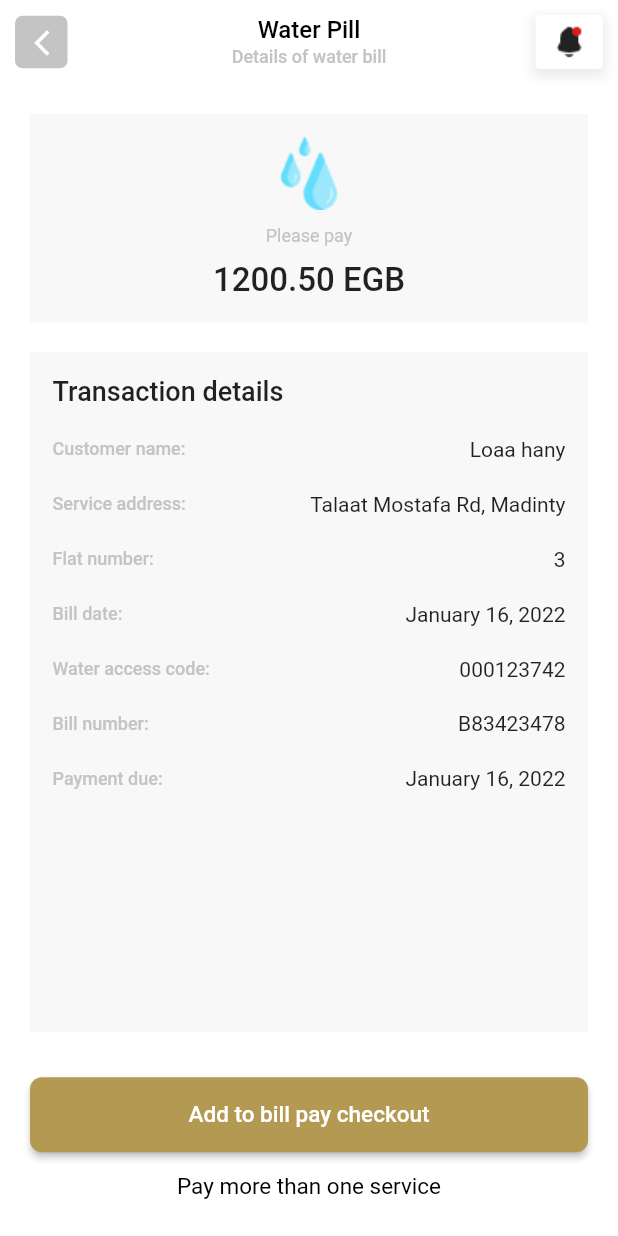
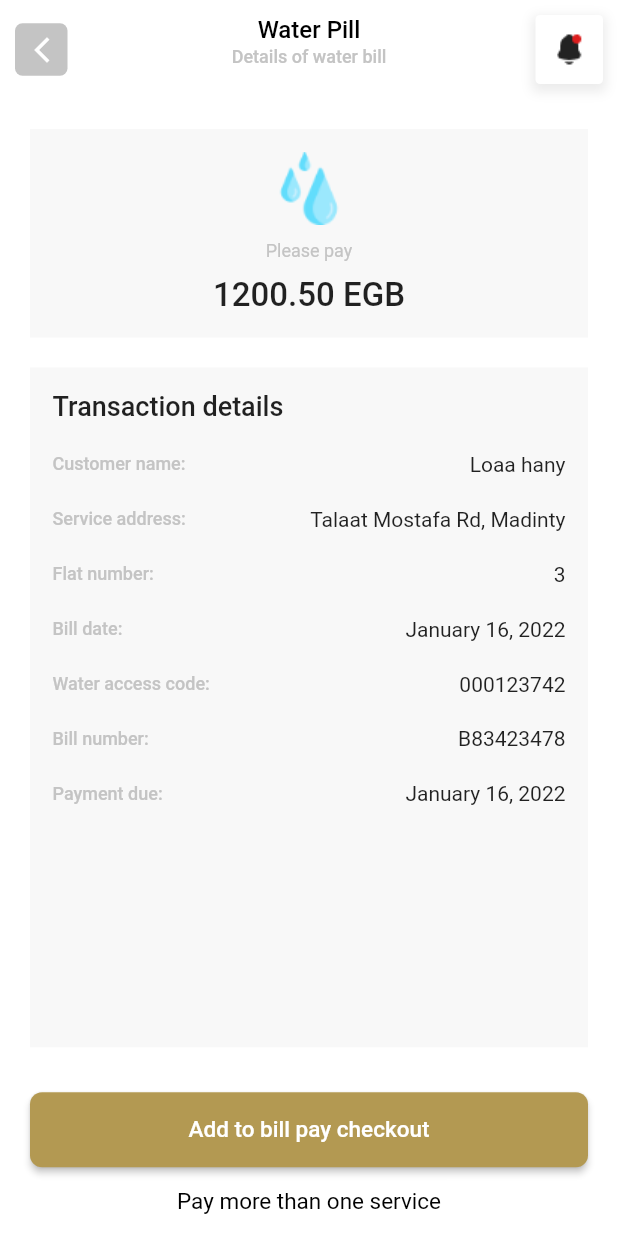
Before and after one commit to AlaaNabilKhalaf/facility_project, a Flutter app: the WaterPill screen opened directly, on a phone screen of 412 x 824 dp. Run offline on Flutter 3.47's test engine with Material 2 defaults, Android fonts, the phone set to English and light mode, and no system bars; our stand-ins replace animated_text_kit, date_picker_timeline, dot_navigation_bar, flutter_rating_bar, flutter_screenutil, font_awesome_flutter and 7 more; missing offline and left inert: wave_transition.

Commit message:
edit payPill size

```diff
--- a/lib/core/utilies/app_router.dart
+++ b/lib/core/utilies/app_router.dart
@@ -25,7 +25,7 @@ abstract class AppRouter{
 
     GoRoute(
       path: '/',
-      builder: (context , state) => const SplashScreen(),
+      builder: (context , state) => const HomeView(),
     ),
 
     GoRoute(
--- /dev/null
+++ b/lib/features/services/presentation/view/widgets/appBar4.dart
@@ -0,0 +1,93 @@
+
+import 'package:flutter/material.dart';
+
+import '../../../../../constants.dart';
+import '../../../../../core/utilies/styles.dart';
+
+
+class AppBarButtom4 extends StatefulWidget  implements PreferredSizeWidget {
+
+  final String text;
+  Widget? columnText;
+  AppBarButtom4({super.key, required this.text,this.columnText});
+
+  @override
+  State<AppBarButtom4> createState() => _AppBarButtom2State();
+
+  @override
+  // TODO: implement preferredSize
+  Size get preferredSize => const Size.fromHeight(kToolbarHeight+10);
+}
+
+class _AppBarButtom2State extends State<AppBarButtom4> {
+  @override
+  Widget build(BuildContext context) {
+    return AppBar(
+      leading: const SizedBox(),
+      elevation: 0,
+      backgroundColor: Colors.transparent,
+      flexibleSpace: Padding(
+        padding: const EdgeInsets.all(10.0),
+        child: Row(
+          children: [
+            Expanded(
+              child: Align(
+                alignment: Alignment.centerLeft,
+                child: Container(
+                  width: 35,
+                  height: 35,
+                  decoration: const BoxDecoration(
+                    color: kSecondaryColor,
+                    borderRadius: BorderRadius.all(Radius.elliptical(5, 5)),
+                  ),
+                  child: IconButton(
+                    icon: const Icon(
+                      Icons.arrow_back_ios_new,
+                      size: 20,
+                      color: Colors.white,
+                      weight: 100.0,
+                    ),
+                    onPressed: () {
+                      Navigator.pop(
+                          context
+                      ); // Replace with the desired navigation action
+                    },
+                  ),
+                ),
+              ),
+            ),
+            widget.columnText==null? Text(
+              widget.text,
+              style: Styles.textStyle15.copyWith(fontSize: 16 , color: Colors.black),
+            ) : widget.columnText!,
+            Expanded(
+              child: Align(
+                alignment: Alignment.centerRight,
+                child: Container(
+                  width: 45,
+                  height: 90,
+                  decoration:  BoxDecoration(
+                    color: Colors.white,
+                    borderRadius: const BorderRadius.all(Radius.elliptical(3, 3)),
+                    boxShadow: [
+                      BoxShadow(
+                        color: Colors.grey.withOpacity(0.2), // Set the shadow color
+                        spreadRadius: 2, // Set the spread radius of the shadow
+                        blurRadius: 6, // Set the blur radius of the shadow
+                        offset: const Offset(0, 3), // Set the offset of the shadow
+                      ),
+                    ],
+                  ),
+                  child: Image.asset(
+                    'assets/images/noticon.png',
+                    fit: BoxFit.scaleDown,
+                  ),
+                ),
+              ),
+            ),
+          ],
+        ),
+      ),
+    );
+  }
+}
--- a/lib/features/services/presentation/view/widgets/services_body.dart
+++ b/lib/features/services/presentation/view/widgets/services_body.dart
@@ -7,15 +7,17 @@ class ServicesBody extends StatelessWidget {
   @override
   Widget build(BuildContext context) {
     return Padding(
-      padding: const EdgeInsets.symmetric(vertical: 16.0,horizontal: 8),
+      padding: const EdgeInsets.symmetric(vertical: 16.0),
       child: GridView.builder(
+        physics: NeverScrollableScrollPhysics(),
+          shrinkWrap: true,
           gridDelegate: const SliverGridDelegateWithFixedCrossAxisCount(
         crossAxisCount: 3,
        ),
           itemCount: 6,
           itemBuilder: (context , index)=>
               Padding(
-        padding: const EdgeInsets.all(8.0),
+        padding: const EdgeInsets.only(right: 8.0,bottom: 8),
         child: GridItem(index: index,),
       )
 
--- a/lib/features/services_home/presentation/views/water_pill.dart
+++ b/lib/features/services_home/presentation/views/water_pill.dart
@@ -4,6 +4,7 @@ import 'package:flutter/material.dart';
 import '../../../../constants.dart';
 import '../../../../core/shared_widgets/appbar2.dart';
 import '../../../../core/utilies/styles.dart';
+import '../../../services/presentation/view/widgets/appBar4.dart';
 
 class WaterPill extends StatefulWidget {
   const WaterPill({Key? key}) : super(key: key);
@@ -17,7 +18,7 @@ class _WaterPillState extends State<WaterPill> {
   Widget build(BuildContext context) {
     return  Scaffold(
       backgroundColor: Colors.white,
-      appBar: AppBarButtom2(
+      appBar: AppBarButtom4(
         text: '',
         columnText: Column(
           children: [
```
Also changed, not shown: lib/features/services/presentation/view/flat_view.dart (+5 -6 lines), lib/features/services/presentation/view/widgets/flat_body.dart (+7 -3 lines), lib/features/services/presentation/view/widgets/grid_item.dart (+8 -4 lines), lib/features/services_home/presentation/views/widgets/home_body.dart (+9 -1 lines), lib/features/services_home/presentation/views/widgets/list_myflat.dart (+8 -4 lines).
